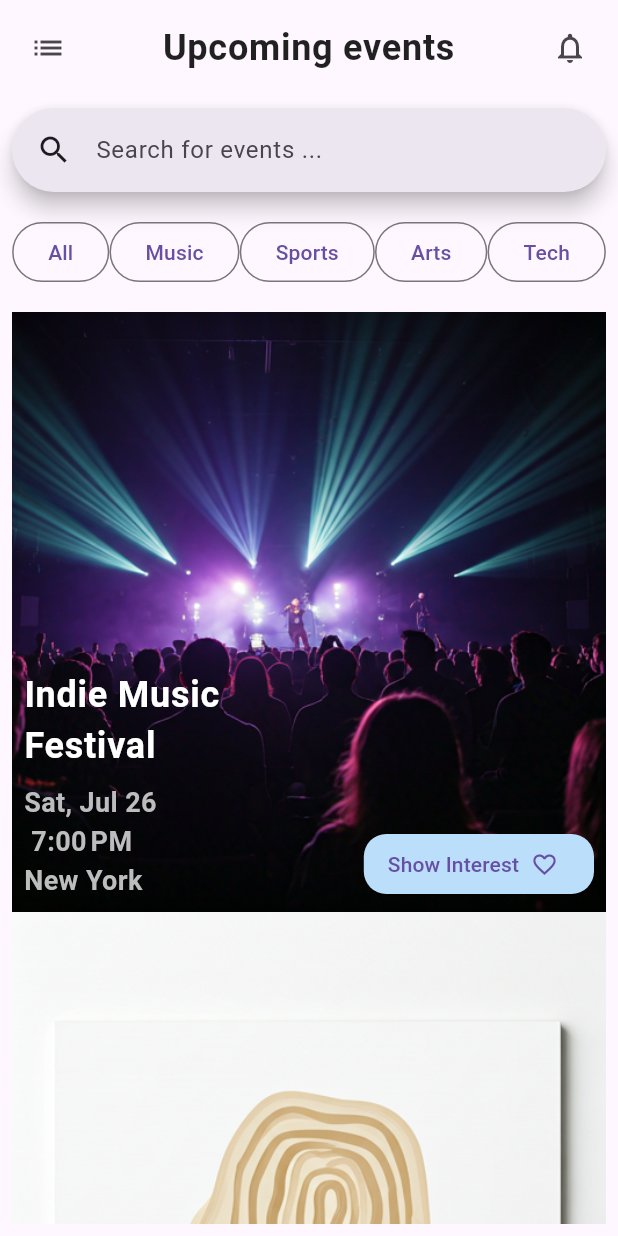
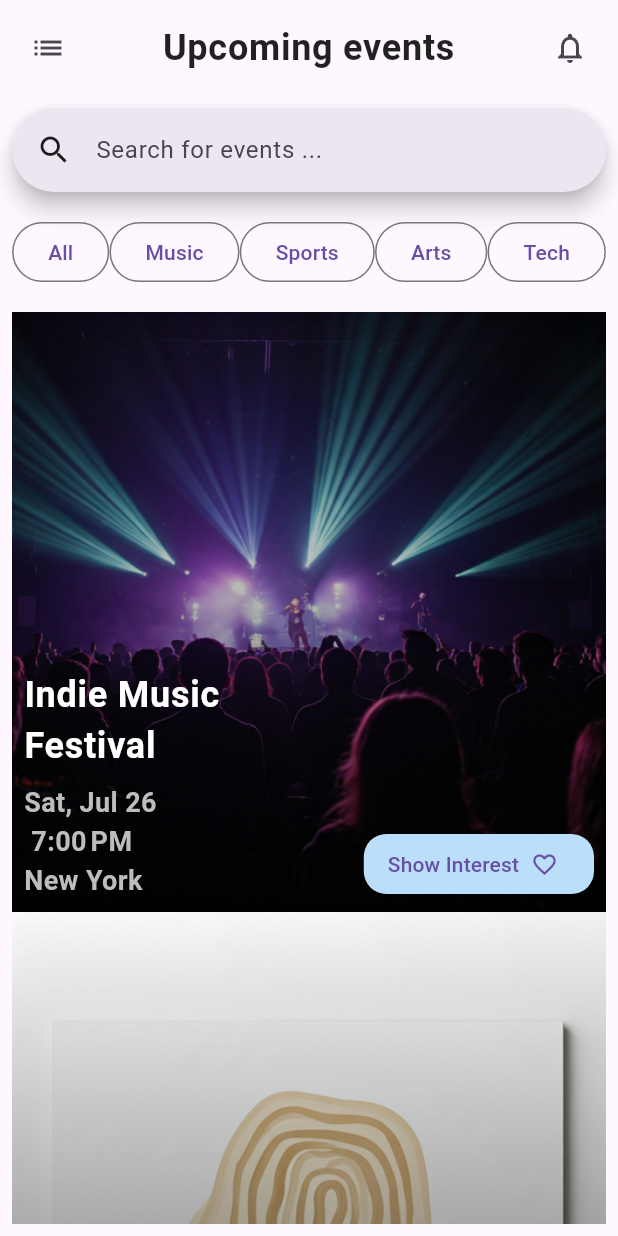
Before and after one commit to badis-byte/dzevent, a Flutter app: the EventFeed screen opened directly, on a phone screen of 412 x 824 dp. Run offline on Flutter 3.47's test engine with Material 3 defaults, Android fonts, the phone set to English and light mode, and no system bars.

Commit message:
feat: add gradient to EventCard

```diff
--- a/lib/screens/event_feed.dart
+++ b/lib/screens/event_feed.dart
@@ -79,8 +79,8 @@ class EventFeed extends StatelessWidget {
 }
 
 class Filters extends StatelessWidget {
-  final filters;
-  Filters({super.key, required this.filters});
+  final List<String> filters;
+  const Filters({super.key, required this.filters});
 
   @override
   Widget build(BuildContext context) {
@@ -101,19 +101,28 @@ class EventCard extends StatelessWidget {
 
   @override
   Widget build(BuildContext context) {
-    return Container(
+    return SizedBox(
       width: double.infinity,
       height: _height,
+      child: Stack(
+        fit: StackFit.expand,
+        children: [
+          Image.asset(event.image_url, fit: BoxFit.cover),
+          Container(
             decoration: BoxDecoration(
-        image: DecorationImage(
-          image: AssetImage(event.image_url),
-          fit: BoxFit.fill,
+              gradient: LinearGradient(
+                colors: [
+                  Colors.black.withValues(alpha: .6),
+                  Colors.transparent,
+                ],
+                begin: Alignment.bottomCenter,
+                end: Alignment.topCenter,
               ),
             ),
-      child: Padding(
+          ),
+          Padding(
             padding: const EdgeInsets.all(8.0),
             child: Row(
-          // crossAxisAlignment: CrossAxisAlignment.stretch,
               children: [
                 Flexible(
                   child: Column(
@@ -126,12 +135,18 @@ class EventCard extends StatelessWidget {
                       ),
                       SizedBox(height: 8),
                       Text(
-                    DateFormat("E, MMM d\n").add_jm().format(event.datetime),
-                    style: subtitleStyle.copyWith(color: Colors.grey.shade400),
+                        DateFormat(
+                          "E, MMM d\n",
+                        ).add_jm().format(event.datetime),
+                        style: subtitleStyle.copyWith(
+                          color: Colors.grey.shade400,
+                        ),
                       ),
                       Text(
                         event.location,
-                    style: subtitleStyle.copyWith(color: Colors.grey.shade400),
+                        style: subtitleStyle.copyWith(
+                          color: Colors.grey.shade400,
+                        ),
                       ),
                     ],
                   ),
@@ -147,7 +162,10 @@ class EventCard extends StatelessWidget {
                           label: Text("Show Interest"),
                           icon: Icon(Icons.favorite_border),
                           iconAlignment: IconAlignment.end,
-                      style: getPrimaryBtnStyle(context: context, raduis: 15),
+                          style: getPrimaryBtnStyle(
+                            context: context,
+                            raduis: 15,
+                          ),
                         ),
                       ),
                     ],
@@ -156,6 +174,8 @@ class EventCard extends StatelessWidget {
               ],
             ),
           ),
+        ],
+      ),
     );
   }
 }
```
Lines whose indentation alone changed are shown as unchanged.
